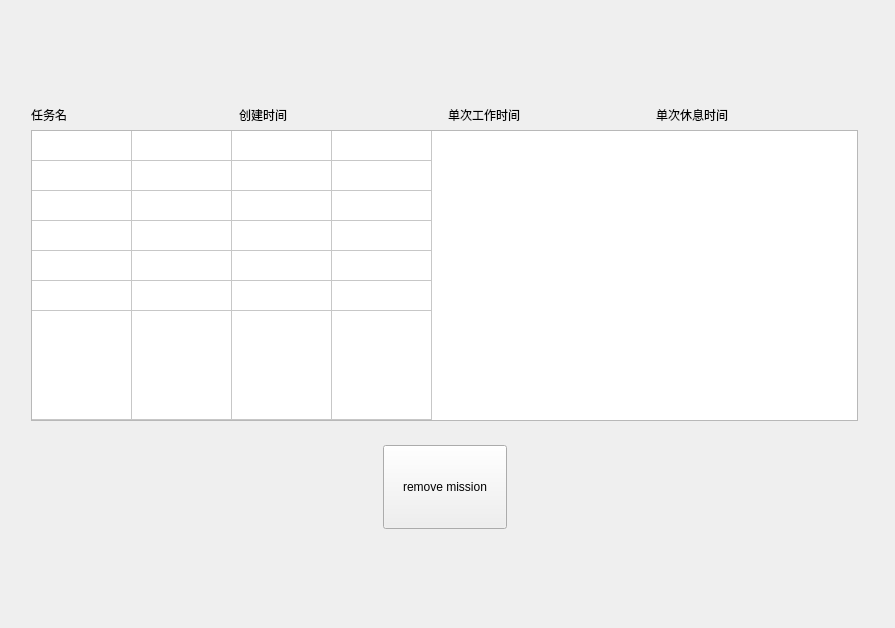
MeoRinLime/TomClock, file TomClock_QtCreator/screenUi/missionlistwindow.ui: the form before one commit.
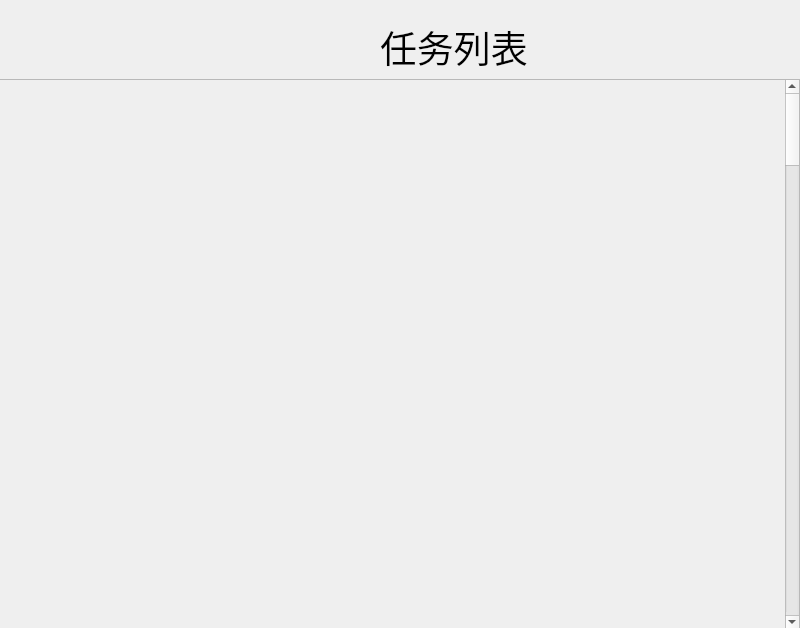
The form after the commit.

Commit message:
初步建立任务列表界面
新建了MsissionPushButton，初建任务列表页面

```diff
--- a/TomClock_QtCreator/screenUi/missionlistwindow.ui
+++ b/TomClock_QtCreator/screenUi/missionlistwindow.ui
@@ -6,7 +6,7 @@
    <rect>
     <x>0</x>
     <y>0</y>
-    <width>895</width>
+    <width>800</width>
     <height>628</height>
    </rect>
   </property>
@@ -19,512 +19,66 @@
   <property name="windowTitle">
    <string>Form</string>
   </property>
-  <layout class="QHBoxLayout" name="horizontalLayout_7">
-   <item>
-    <layout class="QVBoxLayout" name="verticalLayout_6">
-     <item>
-      <layout class="QHBoxLayout" name="horizontalLayout_2">
-       <item>
-        <spacer name="verticalSpacer_6">
-         <property name="orientation">
-          <enum>Qt::Vertical</enum>
-         </property>
-         <property name="sizeType">
-          <enum>QSizePolicy::Maximum</enum>
-         </property>
-         <property name="sizeHint" stdset="0">
-          <size>
-           <width>20</width>
-           <height>58</height>
-          </size>
-         </property>
-        </spacer>
-       </item>
-       <item>
-        <spacer name="verticalSpacer_3">
-         <property name="orientation">
-          <enum>Qt::Vertical</enum>
-         </property>
-         <property name="sizeType">
-          <enum>QSizePolicy::Maximum</enum>
-         </property>
-         <property name="sizeHint" stdset="0">
-          <size>
-           <width>20</width>
-           <height>58</height>
-          </size>
-         </property>
-        </spacer>
-       </item>
-       <item>
-        <spacer name="verticalSpacer_7">
-         <property name="orientation">
-          <enum>Qt::Vertical</enum>
-         </property>
-         <property name="sizeHint" stdset="0">
-          <size>
-           <width>20</width>
-           <height>58</height>
-          </size>
-         </property>
-        </spacer>
-       </item>
-      </layout>
-     </item>
-     <item>
-      <layout class="QHBoxLayout" name="horizontalLayout_6">
-       <item>
-        <spacer name="horizontalSpacer_9">
-         <property name="orientation">
-          <enum>Qt::Horizontal</enum>
-         </property>
-         <property name="sizeType">
-          <enum>QSizePolicy::Fixed</enum>
-         </property>
-         <property name="sizeHint" stdset="0">
-          <size>
-           <width>20</width>
-           <height>20</height>
-          </size>
-         </property>
-        </spacer>
-       </item>
-       <item>
-        <layout class="QVBoxLayout" name="verticalLayout_5">
-         <item>
-          <layout class="QHBoxLayout" name="horizontalLayout_5">
-           <item>
-            <widget class="QLabel" name="label">
-             <property name="layoutDirection">
-              <enum>Qt::LeftToRight</enum>
-             </property>
-             <property name="autoFillBackground">
-              <bool>true</bool>
-             </property>
-             <property name="text">
-              <string>任务名</string>
-             </property>
-            </widget>
-           </item>
-           <item>
-            <widget class="QLabel" name="label_2">
-             <property name="autoFillBackground">
-              <bool>true</bool>
-             </property>
-             <property name="text">
-              <string>创建时间</string>
-             </property>
-            </widget>
-           </item>
-           <item>
-            <widget class="QLabel" name="label_3">
-             <property name="text">
-              <string>单次工作时间</string>
-             </property>
-            </widget>
-           </item>
-           <item>
-            <widget class="QLabel" name="label_4">
-             <property name="text">
-              <string>单次休息时间</string>
-             </property>
-            </widget>
-           </item>
-          </layout>
-         </item>
-         <item>
-          <widget class="QTableWidget" name="tableWidget">
-           <property name="minimumSize">
-            <size>
-             <width>451</width>
-             <height>291</height>
-            </size>
-           </property>
-           <property name="baseSize">
-            <size>
-             <width>0</width>
-             <height>0</height>
-            </size>
-           </property>
-           <property name="mouseTracking">
-            <bool>true</bool>
-           </property>
-           <property name="focusPolicy">
-            <enum>Qt::NoFocus</enum>
-           </property>
-           <property name="layoutDirection">
-            <enum>Qt::LeftToRight</enum>
-           </property>
-           <property name="autoFillBackground">
-            <bool>false</bool>
-           </property>
-           <property name="verticalScrollBarPolicy">
-            <enum>Qt::ScrollBarAsNeeded</enum>
-           </property>
-           <property name="horizontalScrollBarPolicy">
-            <enum>Qt::ScrollBarAlwaysOff</enum>
-           </property>
-           <property name="autoScroll">
-            <bool>false</bool>
-           </property>
-           <property name="dragEnabled">
-            <bool>true</bool>
-           </property>
-           <property name="alternatingRowColors">
-            <bool>false</bool>
-           </property>
-           <property name="selectionBehavior">
-            <enum>QAbstractItemView::SelectRows</enum>
-           </property>
-           <property name="showGrid">
-            <bool>true</bool>
-           </property>
-           <property name="gridStyle">
-            <enum>Qt::SolidLine</enum>
-           </property>
-           <property name="sortingEnabled">
-            <bool>true</bool>
-           </property>
-           <property name="rowCount">
-            <number>7</number>
-           </property>
-           <attribute name="horizontalHeaderVisible">
-            <bool>false</bool>
-           </attribute>
-           <attribute name="verticalHeaderVisible">
-            <bool>false</bool>
-           </attribute>
-           <attribute name="verticalHeaderShowSortIndicator" stdset="0">
-            <bool>true</bool>
-           </attribute>
-           <attribute name="verticalHeaderStretchLastSection">
-            <bool>true</bool>
-           </attribute>
-           <row>
-            <property name="text">
-             <string/>
-            </property>
-           </row>
-           <row>
-            <property name="text">
-             <string/>
-            </property>
-           </row>
-           <row>
-            <property name="text">
-             <string/>
-            </property>
-           </row>
-           <row>
-            <property name="text">
-             <string/>
-            </property>
-            <property name="textAlignment">
-             <set>AlignCenter</set>
-            </property>
-           </row>
-           <row>
-            <property name="text">
-             <string/>
-            </property>
-           </row>
-           <row>
-            <property name="text">
-             <string/>
-            </property>
-           </row>
-           <row>
-            <property name="text">
-             <string/>
-            </property>
-           </row>
-           <column>
-            <property name="text">
-             <string>name</string>
-            </property>
-            <property name="font">
-             <font>
-              <pointsize>9</pointsize>
-             </font>
-            </property>
-           </column>
-           <column>
-            <property name="text">
-             <string>date</string>
-            </property>
-           </column>
-           <column>
-            <property name="text">
-             <string>worktime</string>
-            </property>
-           </column>
-           <column>
-            <property name="text">
-             <string>resttime</string>
-            </property>
-           </column>
-           <item row="0" column="0">
-            <property name="text">
-             <string/>
-            </property>
-           </item>
-          </widget>
-         </item>
-        </layout>
-       </item>
-       <item>
-        <spacer name="horizontalSpacer_10">
-         <property name="orientation">
-          <enum>Qt::Horizontal</enum>
-         </property>
-         <property name="sizeType">
-          <enum>QSizePolicy::Fixed</enum>
-         </property>
-         <property name="sizeHint" stdset="0">
-          <size>
-           <width>20</width>
-           <height>20</height>
-          </size>
-         </property>
-        </spacer>
-       </item>
-      </layout>
-     </item>
-     <item>
-      <layout class="QVBoxLayout" name="verticalLayout_4">
-       <item>
-        <layout class="QHBoxLayout" name="horizontalLayout_4">
-         <item>
-          <spacer name="verticalSpacer_4">
-           <property name="orientation">
-            <enum>Qt::Vertical</enum>
-           </property>
-           <property name="sizeHint" stdset="0">
-            <size>
-             <width>20</width>
-             <height>18</height>
-            </size>
-           </property>
-          </spacer>
-         </item>
-         <item>
-          <spacer name="verticalSpacer">
-           <property name="orientation">
-            <enum>Qt::Vertical</enum>
-           </property>
-           <property name="sizeHint" stdset="0">
-            <size>
-             <width>20</width>
-             <height>18</height>
-            </size>
-           </property>
-          </spacer>
-         </item>
-         <item>
-          <spacer name="verticalSpacer_5">
-           <property name="orientation">
-            <enum>Qt::Vertical</enum>
-           </property>
-           <property name="sizeHint" stdset="0">
-            <size>
-             <width>20</width>
-             <height>18</height>
-            </size>
-           </property>
-          </spacer>
-         </item>
-        </layout>
-       </item>
-       <item>
-        <layout class="QVBoxLayout" name="verticalLayout_3">
-         <item>
-          <layout class="QHBoxLayout" name="horizontalLayout">
-           <item>
-            <layout class="QVBoxLayout" name="verticalLayout">
-             <item>
-              <spacer name="horizontalSpacer_5">
-               <property name="orientation">
-                <enum>Qt::Horizontal</enum>
-               </property>
-               <property name="sizeHint" stdset="0">
-                <size>
-                 <width>108</width>
-                 <height>20</height>
-                </size>
-               </property>
-              </spacer>
-             </item>
-             <item>
-              <spacer name="horizontalSpacer_3">
-               <property name="orientation">
-                <enum>Qt::Horizontal</enum>
-               </property>
-               <property name="sizeHint" stdset="0">
-                <size>
-                 <width>108</width>
-                 <height>20</height>
-                </size>
-               </property>
-              </spacer>
-             </item>
-             <item>
-              <spacer name="horizontalSpacer">
-               <property name="orientation">
-                <enum>Qt::Horizontal</enum>
-               </property>
-               <property name="sizeHint" stdset="0">
-                <size>
-                 <width>108</width>
-                 <height>20</height>
-                </size>
-               </property>
-              </spacer>
-             </item>
-             <item>
-              <spacer name="horizontalSpacer_4">
-               <property name="orientation">
-                <enum>Qt::Horizontal</enum>
-               </property>
-               <property name="sizeHint" stdset="0">
-                <size>
-                 <width>108</width>
-                 <height>20</height>
-                </size>
-               </property>
-              </spacer>
-             </item>
-            </layout>
-           </item>
-           <item>
-            <widget class="QPushButton" name="remove">
-             <property name="minimumSize">
-              <size>
-               <width>124</width>
-               <height>84</height>
-              </size>
-             </property>
-             <property name="sizeIncrement">
-              <size>
-               <width>0</width>
-               <height>0</height>
-              </size>
-             </property>
-             <property name="text">
-              <string>remove mission</string>
-             </property>
-            </widget>
-           </item>
-           <item>
-            <layout class="QVBoxLayout" name="verticalLayout_2">
-             <item>
-              <spacer name="horizontalSpacer_7">
-               <property name="orientation">
-                <enum>Qt::Horizontal</enum>
-               </property>
-               <property name="sizeHint" stdset="0">
-                <size>
-                 <width>108</width>
-                 <height>20</height>
-                </size>
-               </property>
-              </spacer>
-             </item>
-             <item>
-              <spacer name="horizontalSpacer_6">
-               <property name="orientation">
-                <enum>Qt::Horizontal</enum>
-               </property>
-               <property name="sizeHint" stdset="0">
-                <size>
-                 <width>108</width>
-                 <height>20</height>
-                </size>
-               </property>
-              </spacer>
-             </item>
-             <item>
-              <spacer name="horizontalSpacer_2">
-               <property name="orientation">
-                <enum>Qt::Horizontal</enum>
-               </property>
-               <property name="sizeHint" stdset="0">
-                <size>
-                 <width>108</width>
-                 <height>20</height>
-                </size>
-               </property>
-              </spacer>
-             </item>
-             <item>
-              <spacer name="horizontalSpacer_8">
-               <property name="orientation">
-                <enum>Qt::Horizontal</enum>
-               </property>
-               <property name="sizeHint" stdset="0">
-                <size>
-                 <width>108</width>
-                 <height>20</height>
-                </size>
-               </property>
-              </spacer>
-             </item>
-            </layout>
-           </item>
-          </layout>
-         </item>
-         <item>
-          <layout class="QHBoxLayout" name="horizontalLayout_3">
-           <item>
-            <spacer name="verticalSpacer_8">
-             <property name="orientation">
-              <enum>Qt::Vertical</enum>
-             </property>
-             <property name="sizeHint" stdset="0">
-              <size>
-               <width>20</width>
-               <height>88</height>
-              </size>
-             </property>
-            </spacer>
-           </item>
-           <item>
-            <spacer name="verticalSpacer_2">
-             <property name="orientation">
-              <enum>Qt::Vertical</enum>
-             </property>
-             <property name="sizeHint" stdset="0">
-              <size>
-               <width>20</width>
-               <height>88</height>
-              </size>
-             </property>
-            </spacer>
-           </item>
-           <item>
-            <spacer name="verticalSpacer_9">
-             <property name="orientation">
-              <enum>Qt::Vertical</enum>
-             </property>
-             <property name="sizeHint" stdset="0">
-              <size>
-               <width>20</width>
-               <height>88</height>
-              </size>
-             </property>
-            </spacer>
-           </item>
-          </layout>
-         </item>
-        </layout>
-       </item>
-      </layout>
-     </item>
-    </layout>
-   </item>
-   <item>
-    <widget class="QWidget" name="widget" native="true"/>
-   </item>
-  </layout>
+  <widget class="QLabel" name="label">
+   <property name="geometry">
+    <rect>
+     <x>380</x>
+     <y>20</y>
+     <width>151</width>
+     <height>51</height>
+    </rect>
+   </property>
+   <property name="minimumSize">
+    <size>
+     <width>0</width>
+     <height>0</height>
+    </size>
+   </property>
+   <property name="maximumSize">
+    <size>
+     <width>600</width>
+     <height>400</height>
+    </size>
+   </property>
+   <property name="text">
+    <string>&lt;html&gt;&lt;head/&gt;&lt;body&gt;&lt;p&gt;&lt;span style=&quot; font-size:28pt;&quot;&gt;任务列表&lt;/span&gt;&lt;/p&gt;&lt;/body&gt;&lt;/html&gt;</string>
+   </property>
+  </widget>
+  <widget class="QScrollArea" name="scrollArea">
+   <property name="geometry">
+    <rect>
+     <x>-1</x>
+     <y>79</y>
+     <width>801</width>
+     <height>551</height>
+    </rect>
+   </property>
+   <property name="minimumSize">
+    <size>
+     <width>0</width>
+     <height>0</height>
+    </size>
+   </property>
+   <property name="widgetResizable">
+    <bool>true</bool>
+   </property>
+   <widget class="QWidget" name="scrollAreaWidgetContents">
+    <property name="geometry">
+     <rect>
+      <x>0</x>
+      <y>-38</y>
+      <width>785</width>
+      <height>4000</height>
+     </rect>
+    </property>
+    <property name="minimumSize">
+     <size>
+      <width>600</width>
+      <height>4000</height>
+     </size>
+    </property>
+   </widget>
+  </widget>
  </widget>
  <resources/>
  <connections/>
```
The commit also changes 9 other files.
